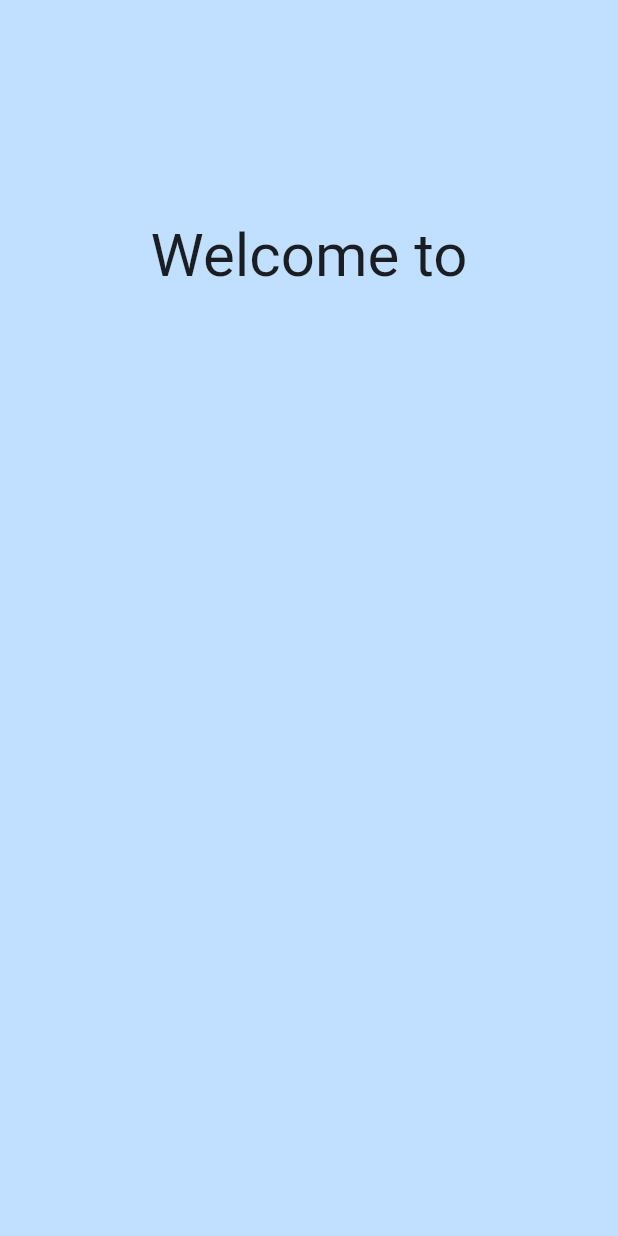
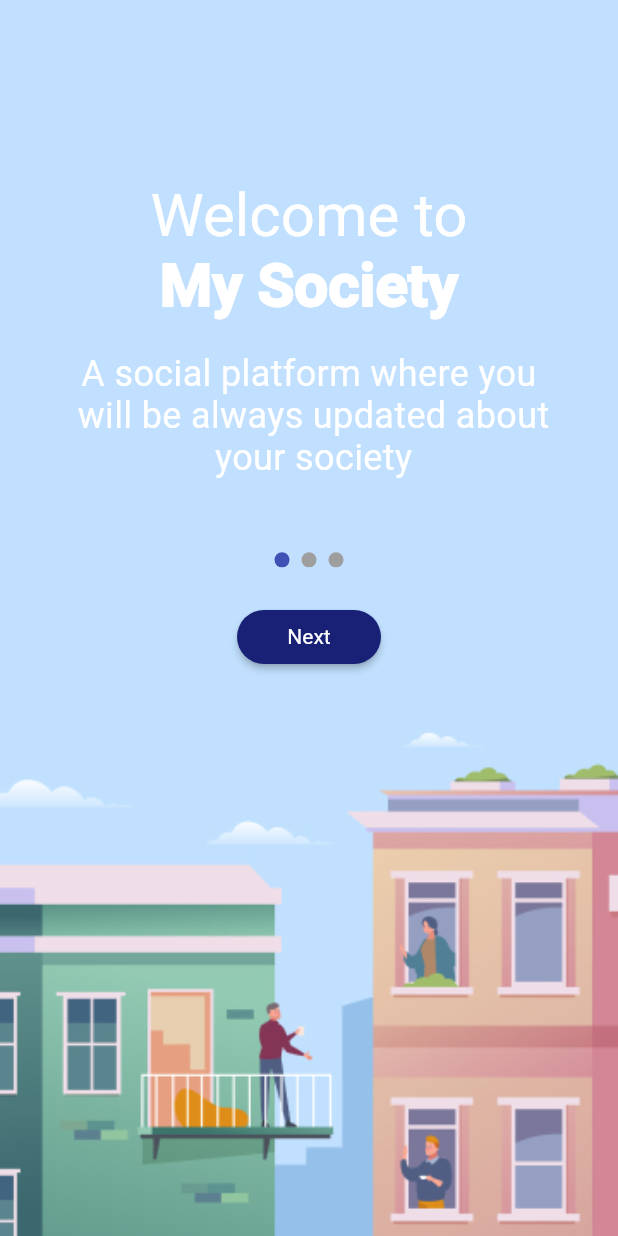
Before and after one commit to Intech-mobile-app/flutter-mobile-app, a Flutter app: the screen it shows after launch, on a phone screen of 412 x 824 dp. Run offline on Flutter 3.47's test engine with Material 2 defaults, Android fonts, the phone set to English and light mode, and no system bars; drawn by our look-alikes of smooth_page_indicator.

Commit message:
UI Implementation Completion

```diff
--- a/fl_mobile_intech_frontend/lib/Kickoffs/OnBoarding/onboarding.dart
+++ b/fl_mobile_intech_frontend/lib/Kickoffs/OnBoarding/onboarding.dart
@@ -0,0 +1,50 @@
+import 'package:fl_mobile_intech/Kickoffs/OnBoarding/onboarding1.dart';
+import 'package:fl_mobile_intech/Kickoffs/OnBoarding/onboarding2.dart';
+import 'package:fl_mobile_intech/Kickoffs/OnBoarding/onboarding3.dart';
+import 'package:flutter/material.dart';
+import 'package:fl_mobile_intech/MyColors.dart';
+
+class OnBoardingScreen extends StatefulWidget {
+  @override
+  _OnBoardingScreenState createState() => _OnBoardingScreenState();
+}
+
+class _OnBoardingScreenState extends State<OnBoardingScreen> {
+  PageController _pageController;
+  int currentIndex = 0;
+
+  var onBoardingScreens = {
+    '1': OnBoardingScreen1(),
+    '2': OnBoardingScreen2(),
+    '3': OnBoardingScreen3(),
+  };
+
+  @override
+  void initState() {
+    super.initState();
+    _pageController = PageController(initialPage: 0);
+  }
+
+  @override
+  void dispose() {
+    _pageController.dispose();
+    super.dispose();
+  }
+
+  @override
+  Widget build(BuildContext context) {
+    var width = MediaQuery.of(context).size.width;
+    var height = MediaQuery.of(context).size.height;
+    return Scaffold(
+      body: PageView(
+        controller: _pageController,
+        scrollDirection: Axis.horizontal,
+        children: [
+          OnBoardingScreen1(pageController: _pageController),
+          OnBoardingScreen2(pageController: _pageController),
+          OnBoardingScreen3(pageController: _pageController),
+        ],
+      ),
+    );
+  }
+}
--- /dev/null
+++ b/fl_mobile_intech_frontend/lib/Kickoffs/OnBoarding/onboarding1.dart
@@ -0,0 +1,109 @@
+import 'package:flutter/material.dart';
+import 'package:fl_mobile_intech/MyColors.dart';
+import 'package:smooth_page_indicator/smooth_page_indicator.dart';
+
+class OnBoardingScreen1 extends StatelessWidget {
+  PageController pageController;
+
+  OnBoardingScreen1({this.pageController});
+  @override
+  Widget build(BuildContext context) {
+    var width = MediaQuery.of(context).size.width;
+    var height = MediaQuery.of(context).size.height;
+
+    return Scaffold(
+      body: Container(
+        width: width,
+        height: height,
+        color: MyColors.COLOR_PRIMARY_BLUE,
+        child: Column(
+          mainAxisAlignment: MainAxisAlignment.start,
+          children: <Widget>[
+            SizedBox(
+              height: height / 6.86,
+            ),
+            Text(
+              'Welcome to',
+              style: TextStyle(
+                fontSize: 40.0,
+                fontWeight: FontWeight.w400,
+                color: Colors.white,
+              ),
+            ),
+            Text(
+              'My Society',
+              style: TextStyle(
+                fontSize: 40.0,
+                fontWeight: FontWeight.w900,
+                color: Colors.white,
+              ),
+            ),
+            Container(
+              margin: EdgeInsets.only(
+                top: height / 38.8,
+                left: 16,
+                right: 16,
+              ),
+              child: Text(
+                'A social platform where you\n will be always updated about\n your society',
+                textAlign: TextAlign.center,
+                style: TextStyle(
+                    letterSpacing: 0.25,
+                    fontSize: 24,
+                    fontWeight: FontWeight.w500,
+                    color: Colors.white),
+              ),
+            ),
+            SizedBox(
+              height: height / 16.86,
+            ),
+            SmoothPageIndicator(
+              controller: pageController,
+              count: 3,
+              effect: WormEffect(dotWidth: 10, dotHeight: 10),
+              onDotClicked: (index) => pageController.animateToPage(index,
+                  duration: Duration(milliseconds: 500),
+                  curve: Curves.easeInCubic),
+            ),
+            Container(
+              width: 96,
+              height: 36,
+              margin: EdgeInsets.only(top: height / 29),
+              child: MaterialButton(
+                focusColor: MyColors.COLOR_APP_PRIMARY,
+                highlightColor: MyColors.COLOR_APP_PRIMARY,
+                splashColor: MyColors.COLOR_APP_PRIMARY,
+                color: MyColors.BUTTON_ENABLED,
+                onPressed: () {},
+                shape: RoundedRectangleBorder(
+                  borderRadius: BorderRadius.circular(200),
+                ),
+                child: Center(
+                  child: Text(
+                    'Next',
+                    style: TextStyle(
+                        color: Colors.white,
+                        fontSize: 14,
+                        fontWeight: FontWeight.w500),
+                  ),
+                ),
+              ),
+            ),
+            Expanded(
+              child: Align(
+                alignment: Alignment.bottomCenter,
+                child: Container(
+                  width: width,
+                  child: Image.asset(
+                    'Assets/Images/splash_bck.jpg',
+                    fit: BoxFit.cover,
+                  ),
+                ),
+              ),
+            ),
+          ],
+        ),
+      ),
+    );
+  }
+}
--- a/fl_mobile_intech_frontend/lib/MyColors.dart
+++ b/fl_mobile_intech_frontend/lib/MyColors.dart
@@ -11,5 +11,6 @@ class MyColors {
   static Color GRADIENT_WHITE = Color(0xffFFFFFF);
   static Color OTP_BOXES = Color(0xffFFFFFF).withOpacity(0.50);
   static Color RADIO_BUTTON = Color(0xff2E9F76);
+  static Color TEXT_COLOR = Color(0xff113E74);
 
 }
```
Also changed, not shown: fl_mobile_intech_frontend/lib/Kickoffs/OnBoarding/onboarding2.dart (added, +90 -0 lines), fl_mobile_intech_frontend/lib/Kickoffs/OnBoarding/onboarding3.dart (added, +117 -0 lines), fl_mobile_intech_frontend/lib/main.dart (+28 -3 lines), fl_mobile_intech_frontend/pubspec.yaml (+3 -10 lines), fl_mobile_intech_frontend/Assets/Images/onBoarding2.png (added), fl_mobile_intech_frontend/Assets/Images/splash_bck.jpg (added), fl_mobile_intech_frontend/pubspec.lock.
